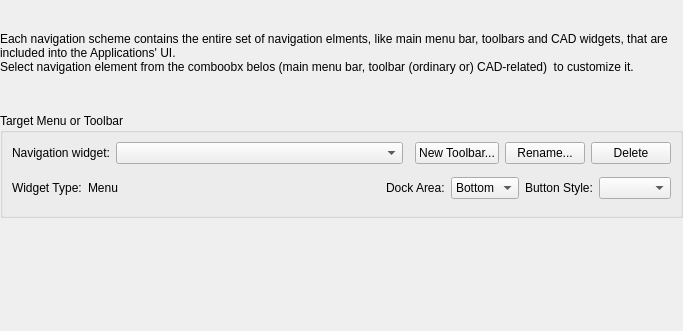
Above: librecad/src/ui/dialogs/settings/options_customization/pages/lc_settings_page_menus_toolbars.ui from sand1024/LibreCAD before the change. Below: the same form after it.
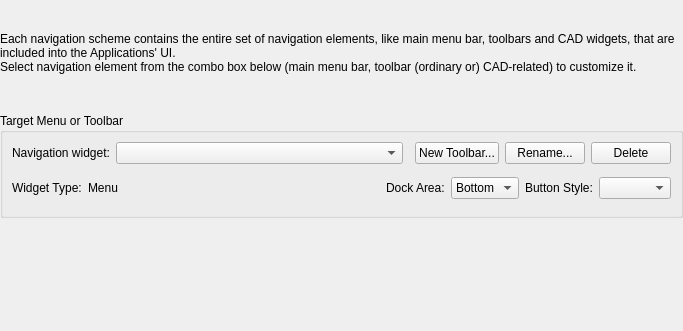
That is the form after the change. Icons and pictures are not drawn. Custom widgets are drawn as their Qt base class.

What changed in the file:
```diff
--- a/librecad/src/ui/dialogs/settings/options_customization/pages/lc_settings_page_menus_toolbars.ui
+++ b/librecad/src/ui/dialogs/settings/options_customization/pages/lc_settings_page_menus_toolbars.ui
@@ -32,8 +32,8 @@
       <string>Workspace scheme configuration</string>
      </property>
      <property name="text">
-      <string>Each navigation scheme contains the entire set of navigation elments, like main menu bar, toolbars and CAD widgets, that are included into the Applications' UI.
-Select navigation element from the comboobx belos (main menu bar, toolbar (ordinary or) CAD-related)  to customize it. </string>
+      <string>Each navigation scheme contains the entire set of navigation elements, like main menu bar, toolbars and CAD widgets, that are included into the Applications' UI.
+Select navigation element from the combo box below (main menu bar, toolbar (ordinary or) CAD-related) to customize it.</string>
      </property>
      <property name="wordWrap">
       <bool>true</bool>
```
